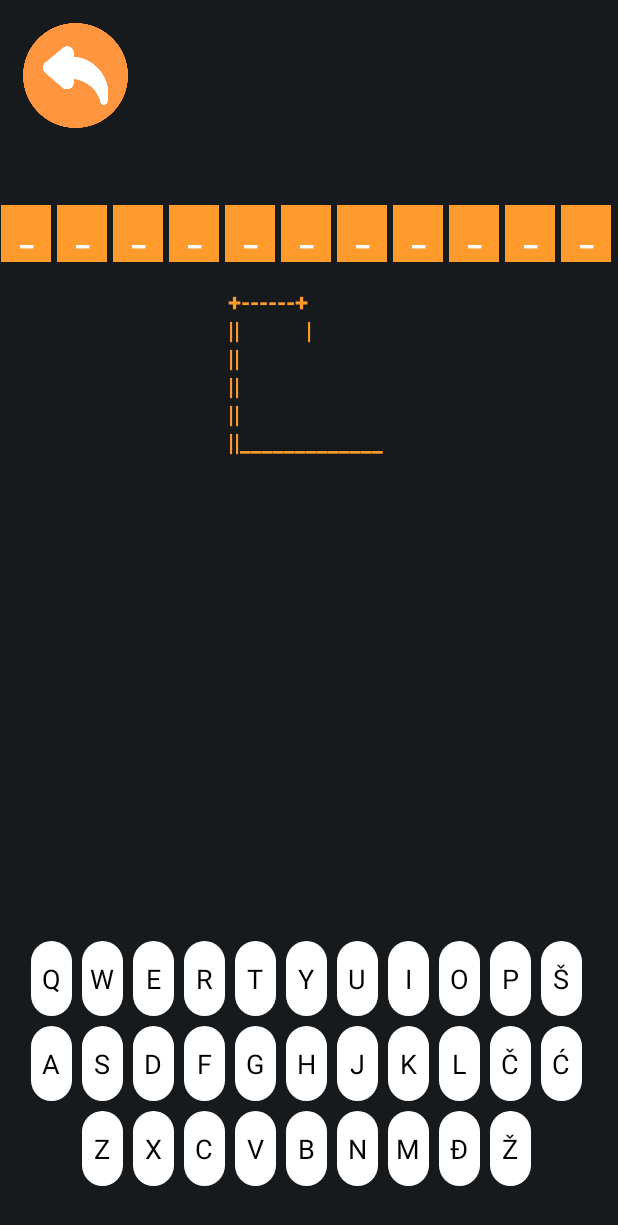
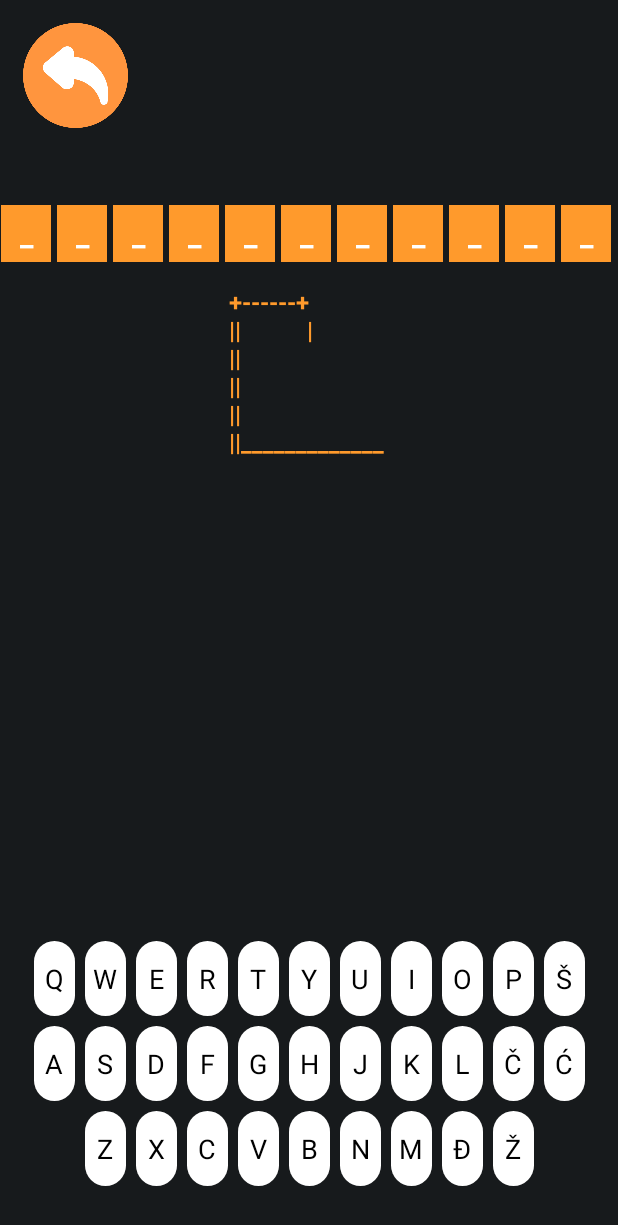
Before and after one commit to jovandeka/Hangman-game-Android, an Android app: the MainActivity screen opened directly, with no data from a screen before it, on a phone screen of 412 x 824 dp. Shown: the top 1225 px of the screen. Run offline under Robolectric (Android 15) with nearby library versions, the phone set to English and light mode, and no system bars.

Commit message:
changed main layout

```diff
--- a/app/src/main/res/layout/activity_main.xml
+++ b/app/src/main/res/layout/activity_main.xml
@@ -1,11 +1,58 @@
 <?xml version="1.0" encoding="utf-8"?>
-<RelativeLayout xmlns:android="http://schemas.android.com/apk/res/android"
+<androidx.constraintlayout.widget.ConstraintLayout xmlns:android="http://schemas.android.com/apk/res/android"
     xmlns:app="http://schemas.android.com/apk/res-auto"
     xmlns:tools="http://schemas.android.com/tools"
     android:layout_width="match_parent"
     android:layout_height="match_parent"
     tools:context=".MainActivity"
     android:background="@color/pale_black">
+
+    <androidx.appcompat.widget.AppCompatButton
+        android:id="@+id/playAgainButton"
+        style="@style/CategoryButton"
+        android:layout_width="match_parent"
+        android:layout_height="wrap_content"
+        android:layout_below="@id/keyboardGrid"
+        android:layout_centerHorizontal="true"
+        android:layout_centerVertical="true"
+        android:fontFamily="@font/audiowide"
+        android:text="Play Again"
+        android:textSize="30sp"
+        android:textStyle="bold"
+        android:visibility="gone"
+        app:layout_constraintBottom_toBottomOf="parent"
+        app:layout_constraintEnd_toEndOf="parent"
+        app:layout_constraintStart_toStartOf="parent"
+        app:layout_constraintTop_toTopOf="parent"
+        tools:ignore="NotSibling" />
+
+    <TextView
+        android:id="@+id/EndTextView"
+        android:layout_width="wrap_content"
+        android:layout_height="wrap_content"
+        android:layout_below="@id/playAgainButton"
+        android:layout_centerHorizontal="true"
+        android:layout_marginTop="20dp"
+        android:text=""
+        android:textColor="@color/white"
+        android:textSize="20sp"
+        app:layout_constraintEnd_toEndOf="parent"
+        app:layout_constraintStart_toStartOf="parent"
+        app:layout_constraintTop_toBottomOf="@+id/playAgainButton"/>
+
+    <TextView
+        android:id="@+id/EndWordTextView"
+        android:layout_width="wrap_content"
+        android:layout_height="wrap_content"
+        android:layout_below="@id/EndTextView"
+        android:layout_centerHorizontal="true"
+        android:layout_marginTop="5dp"
+        android:text=""
+        android:textColor="@color/white"
+        android:textSize="18sp"
+        app:layout_constraintEnd_toEndOf="parent"
+        app:layout_constraintStart_toStartOf="parent"
+        app:layout_constraintTop_toBottomOf="@+id/EndTextView" />
 
     <ImageView
         android:id="@+id/backImageView"
@@ -21,33 +68,15 @@
         android:id="@+id/categoryTextView"
         android:layout_width="wrap_content"
         android:layout_height="wrap_content"
+        android:layout_centerHorizontal="true"
+        android:layout_marginTop="100dp"
         android:text=""
-        android:layout_centerHorizontal="true"
         android:textColor="@color/white"
-        android:layout_marginTop="100dp"
-        android:textSize="15sp" />
+        android:textSize="15sp"
+        app:layout_constraintEnd_toEndOf="parent"
+        app:layout_constraintStart_toStartOf="parent"
+        app:layout_constraintTop_toTopOf="parent" />
 
-    <LinearLayout
-        android:id="@+id/lettersLinearLayout"
-        android:layout_width="wrap_content"
-        android:layout_height="wrap_content"
-        android:orientation="horizontal"
-        android:layout_centerHorizontal="true"
-        android:layout_below="@id/categoryTextView"
-        android:layout_marginTop="15dp"
-        android:gravity="center">
-
-        <TextView xmlns:android="http://schemas.android.com/apk/res/android"
-            android:id="@+id/letterTextView"
-            android:layout_width="wrap_content"
-            android:layout_height="wrap_content"
-            android:background="@color/orange"
-            android:padding="8dp"
-            android:textSize="20sp"
-            android:textColor="@color/orange"
-            android:textStyle="bold"
-            android:layout_margin="4dp"/>
-    </LinearLayout>
     <!--
     <TextView
         android:id="@+id/wordTextView"
@@ -63,57 +92,47 @@
         android:text="_ _ _ _ _"
         style="@style/WordButton"/>
     -->
+
+    <LinearLayout
+        android:id="@+id/lettersLinearLayout"
+        android:layout_width="wrap_content"
+        android:layout_height="wrap_content"
+        android:layout_below="@id/categoryTextView"
+        android:layout_centerHorizontal="true"
+        android:layout_marginTop="15dp"
+        android:gravity="center"
+        android:orientation="horizontal"
+        app:layout_constraintEnd_toEndOf="parent"
+        app:layout_constraintStart_toStartOf="parent"
+        app:layout_constraintTop_toBottomOf="@+id/categoryTextView">
+
+        <TextView
+            android:id="@+id/letterTextView"
+            android:layout_width="wrap_content"
+            android:layout_height="wrap_content"
+            android:layout_margin="4dp"
+            android:background="@color/orange"
+            android:padding="8dp"
+            android:textColor="@color/orange"
+            android:textSize="20sp"
+            android:textStyle="bold" />
+
+    </LinearLayout>
+
     <TextView
         android:id="@+id/guessesTextView"
         android:layout_width="wrap_content"
         android:layout_height="wrap_content"
-        android:textColor="@color/orange"
-        android:textStyle="bold"
         android:layout_below="@id/lettersLinearLayout"
         android:layout_centerHorizontal="true"
         android:layout_marginTop="15dp"
+        android:text="hangman img"
+        android:textColor="@color/orange"
         android:textSize="16sp"
-        android:text="hangman img"/>
-
-    <androidx.appcompat.widget.AppCompatButton
-        android:id="@+id/playAgainButton"
-        android:layout_width="match_parent"
-        android:layout_height="wrap_content"
-        android:layout_below="@id/keyboardGrid"
-        android:text="Play Again"
-        android:fontFamily="@font/audiowide"
-        android:textSize="30sp"
         android:textStyle="bold"
-        android:visibility="gone"
-        android:layout_centerHorizontal="true"
-        android:layout_centerVertical="true"
-        tools:ignore="NotSibling"
-        style="@style/CategoryButton"/>
-
-    <TextView
-        android:id="@+id/EndTextView"
-        android:layout_width="wrap_content"
-        android:layout_height="wrap_content"
-        android:layout_below="@id/playAgainButton"
-        android:textColor="@color/white"
-        android:layout_centerHorizontal="true"
-        android:layout_marginTop="20dp"
-        android:textSize="20sp"
-        android:text=""/>
-    <TextView
-        android:id="@+id/EndWordTextView"
-        android:layout_width="wrap_content"
-        android:layout_height="wrap_content"
-        android:layout_below="@id/EndTextView"
-        android:textColor="@color/white"
-        android:layout_centerHorizontal="true"
-        android:layout_marginTop="5dp"
-        android:textSize="18sp"
-        android:text=""/>
-
-    <androidx.constraintlayout.widget.ConstraintLayout
-        android:layout_width="match_parent"
-        android:layout_height="match_parent">
+        app:layout_constraintEnd_toEndOf="parent"
+        app:layout_constraintStart_toStartOf="parent"
+        app:layout_constraintTop_toBottomOf="@+id/lettersLinearLayout" />
 
     <GridLayout
         android:id="@+id/keyboardGrid"
@@ -125,7 +144,6 @@
         android:rowCount="3"
         app:layout_constraintBottom_toBottomOf="parent"
         app:layout_constraintEnd_toEndOf="parent"
-            app:layout_constraintHorizontal_bias="0.448"
         app:layout_constraintStart_toStartOf="parent">
 
         <!-- First Row -->
@@ -292,6 +310,5 @@
             style="@style/KeyboardTextView"
             android:text="Ž" />
     </GridLayout>
+
 </androidx.constraintlayout.widget.ConstraintLayout>
-
-</RelativeLayout>
```
Lines whose indentation alone changed are shown as unchanged.
